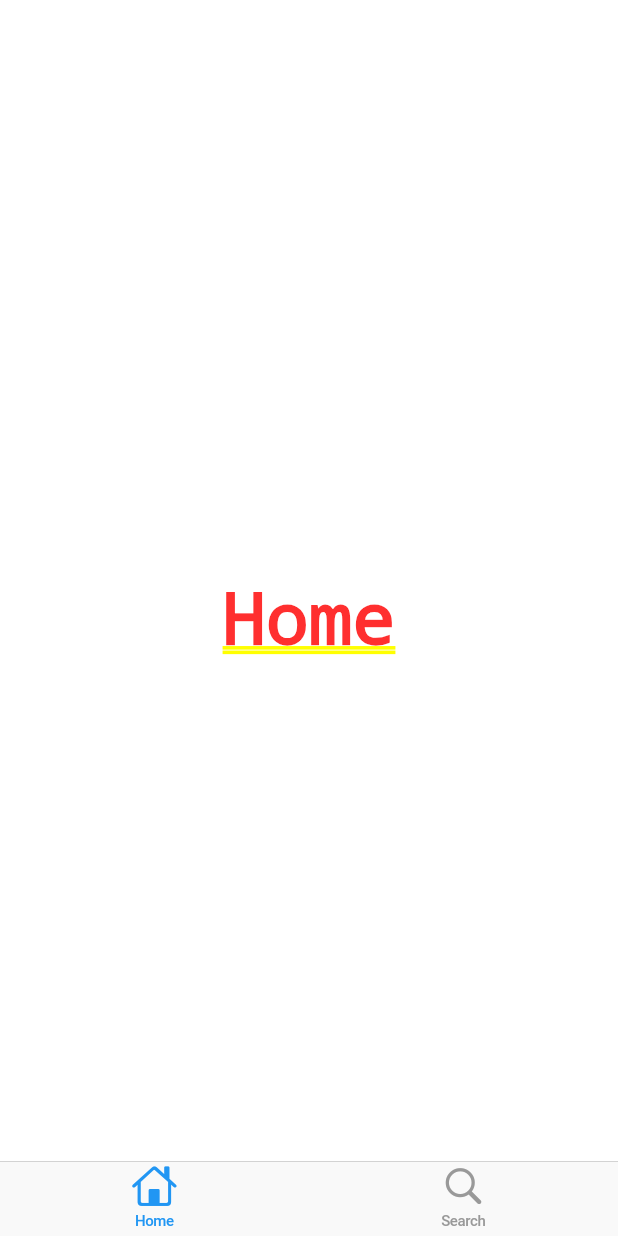
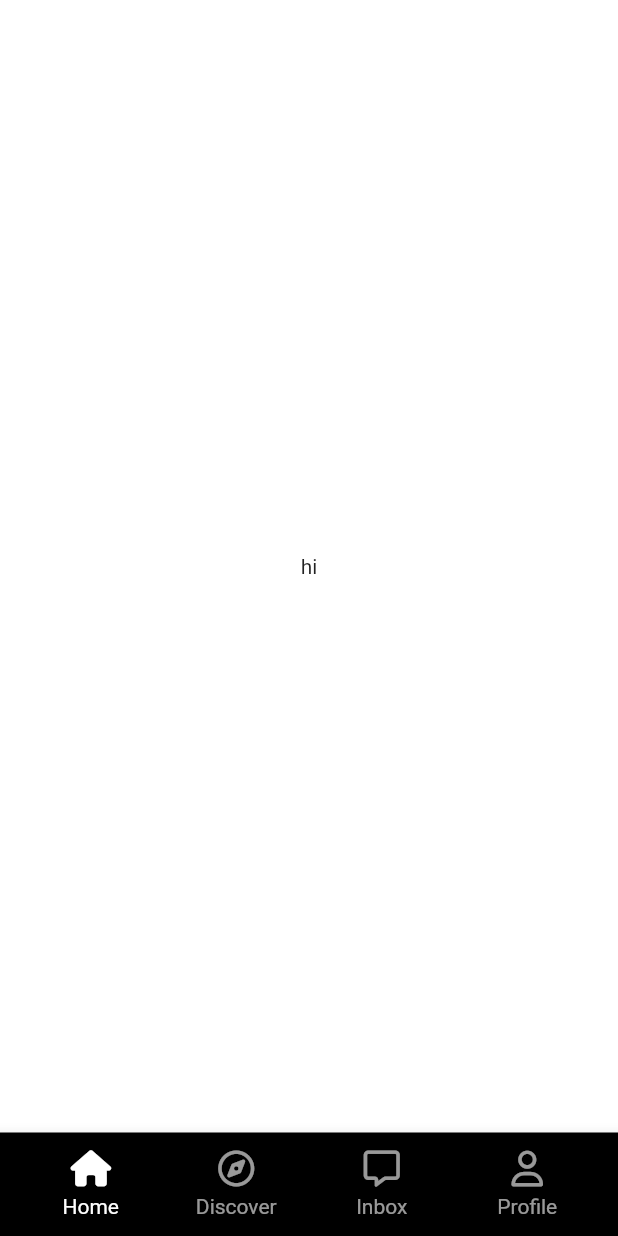
Before and after one commit to znehraks/tiktok-clone, a Flutter app: the screen it shows after launch, on a phone screen of 412 x 824 dp. Run offline on Flutter 3.47's test engine with Material 2 defaults, Android fonts, the phone set to English and light mode, and no system bars; our stand-ins replace font_awesome_flutter.

Commit message:
study: OffStage

```diff
--- a/lib/features/main_navigation/main_navigation_screen.dart
+++ b/lib/features/main_navigation/main_navigation_screen.dart
@@ -1,5 +1,8 @@
-import 'package:flutter/cupertino.dart';
+import 'package:flutter/material.dart';
 import 'package:font_awesome_flutter/font_awesome_flutter.dart';
+import 'package:tiktok_clone/constants/sizes.dart';
+import 'package:tiktok_clone/features/main_navigation/stf_screen.dart';
+import 'package:tiktok_clone/features/main_navigation/widgets/nav_tab.dart';
 
 class MainNavigationScreen extends StatefulWidget {
   const MainNavigationScreen({super.key});
@@ -11,15 +14,6 @@ class MainNavigationScreen extends StatefulWidget {
 class _MainNavigationScreenState extends State<MainNavigationScreen> {
   int _selectedIndex = 0;
 
-  final screens = [
-    const Center(
-      child: Text("Home"),
-    ),
-    const Center(
-      child: Text("Search"),
-    ),
-  ];
-
   void _onTap(int index) {
     setState(() {
       _selectedIndex = index;
@@ -28,20 +22,68 @@ class _MainNavigationScreenState extends State<MainNavigationScreen> {
 
   @override
   Widget build(BuildContext context) {
-    return CupertinoTabScaffold(
-      tabBar: CupertinoTabBar(items: const [
-        BottomNavigationBarItem(
-            icon: Icon(
-              CupertinoIcons.house,
-            ),
-            label: "Home"),
-        BottomNavigationBarItem(
-            icon: FaIcon(
-              CupertinoIcons.search,
-            ),
-            label: "Search"),
-      ]),
-      tabBuilder: (context, index) => screens[index],
+    return Scaffold(
+      body: Stack(
+        children: [
+          Offstage(
+            offstage: _selectedIndex != 0,
+            child: const StfScreen(),
+          ),
+          Offstage(
+            offstage: _selectedIndex != 1,
+            child: const StfScreen(),
+          ),
+          Offstage(
+            offstage: _selectedIndex != 3,
+            child: const StfScreen(),
+          ),
+          Offstage(
+            offstage: _selectedIndex != 4,
+            child: const StfScreen(),
+          )
+        ],
+      ),
+      bottomNavigationBar: BottomAppBar(
+        color: Colors.black,
+        child: Padding(
+          padding: const EdgeInsets.all(
+            Sizes.size12,
+          ),
+          child: Row(
+            mainAxisAlignment: MainAxisAlignment.spaceBetween,
+            children: [
+              NavTab(
+                text: "Home",
+                isSelected: _selectedIndex == 0,
+                selectedIcon: FontAwesomeIcons.house,
+                icon: FontAwesomeIcons.house,
+                onTap: () => _onTap(0),
+              ),
+              NavTab(
+                text: "Discover",
+                isSelected: _selectedIndex == 1,
+                icon: FontAwesomeIcons.compass,
+                selectedIcon: FontAwesomeIcons.solidCompass,
+                onTap: () => _onTap(1),
+              ),
+              NavTab(
+                text: "Inbox",
+                isSelected: _selectedIndex == 3,
+                icon: FontAwesomeIcons.message,
+                selectedIcon: FontAwesomeIcons.solidMessage,
+                onTap: () => _onTap(3),
+              ),
+              NavTab(
+                text: "Profile",
+                isSelected: _selectedIndex == 4,
+                icon: FontAwesomeIcons.user,
+                selectedIcon: FontAwesomeIcons.solidUser,
+                onTap: () => _onTap(4),
+              ),
+            ],
+          ),
+        ),
+      ),
     );
   }
 }
--- /dev/null
+++ b/lib/features/main_navigation/stf_screen.dart
@@ -0,0 +1,18 @@
+import 'package:flutter/cupertino.dart';
+import 'package:flutter/src/widgets/framework.dart';
+import 'package:flutter/src/widgets/placeholder.dart';
+
+class StfScreen extends StatefulWidget {
+  const StfScreen({super.key});
+
+  @override
+  State<StfScreen> createState() => _StfScreenState();
+}
+
+class _StfScreenState extends State<StfScreen> {
+  final int _clicks = 0;
+  @override
+  Widget build(BuildContext context) {
+    return const Center(child: Text("hi"));
+  }
+}
--- /dev/null
+++ b/lib/features/main_navigation/widgets/nav_tab.dart
@@ -0,0 +1,53 @@
+import 'package:flutter/material.dart';
+import 'package:font_awesome_flutter/font_awesome_flutter.dart';
+import 'package:tiktok_clone/constants/gaps.dart';
+
+class NavTab extends StatelessWidget {
+  const NavTab(
+      {super.key,
+      required this.text,
+      required this.isSelected,
+      required this.icon,
+      required this.onTap,
+      required this.selectedIcon});
+
+  final String text;
+  final bool isSelected;
+  final IconData icon;
+  final IconData selectedIcon;
+  final Function onTap;
+
+  @override
+  Widget build(BuildContext context) {
+    return Expanded(
+      child: GestureDetector(
+        onTap: () => onTap(),
+        child: Container(
+          color: Colors.black,
+          child: AnimatedOpacity(
+            opacity: isSelected ? 1 : 0.6,
+            duration: const Duration(
+              milliseconds: 100,
+            ),
+            child: Column(
+              mainAxisSize: MainAxisSize.min,
+              children: [
+                FaIcon(
+                  isSelected ? selectedIcon : icon,
+                  color: Colors.white,
+                ),
+                Gaps.v5,
+                Text(
+                  text,
+                  style: const TextStyle(
+                    color: Colors.white,
+                  ),
+                )
+              ],
+            ),
+          ),
+        ),
+      ),
+    );
+  }
+}
```
